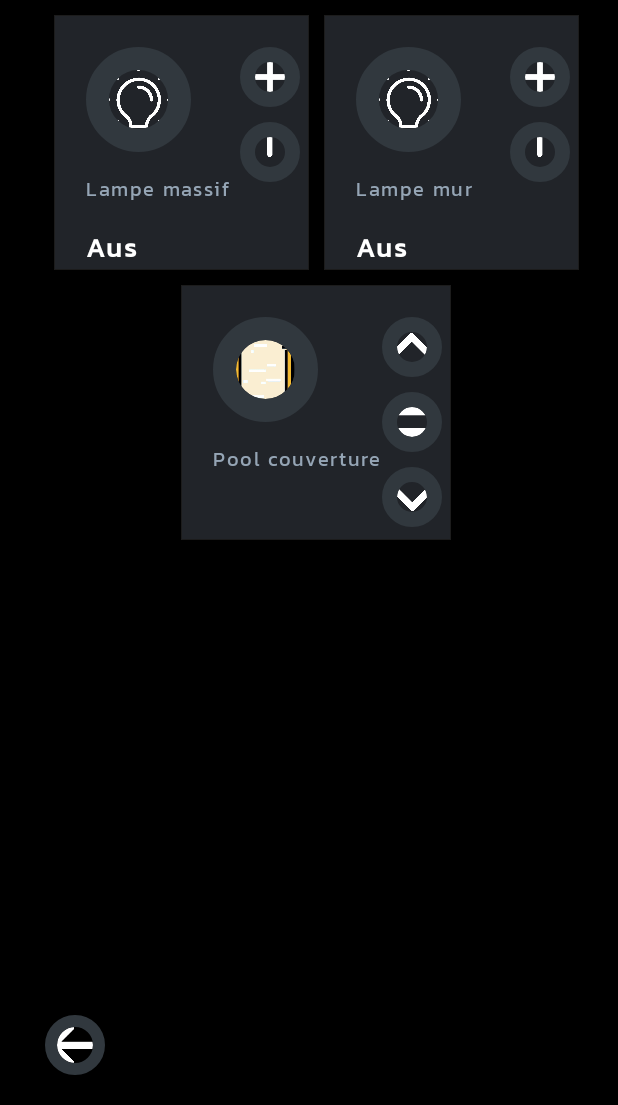
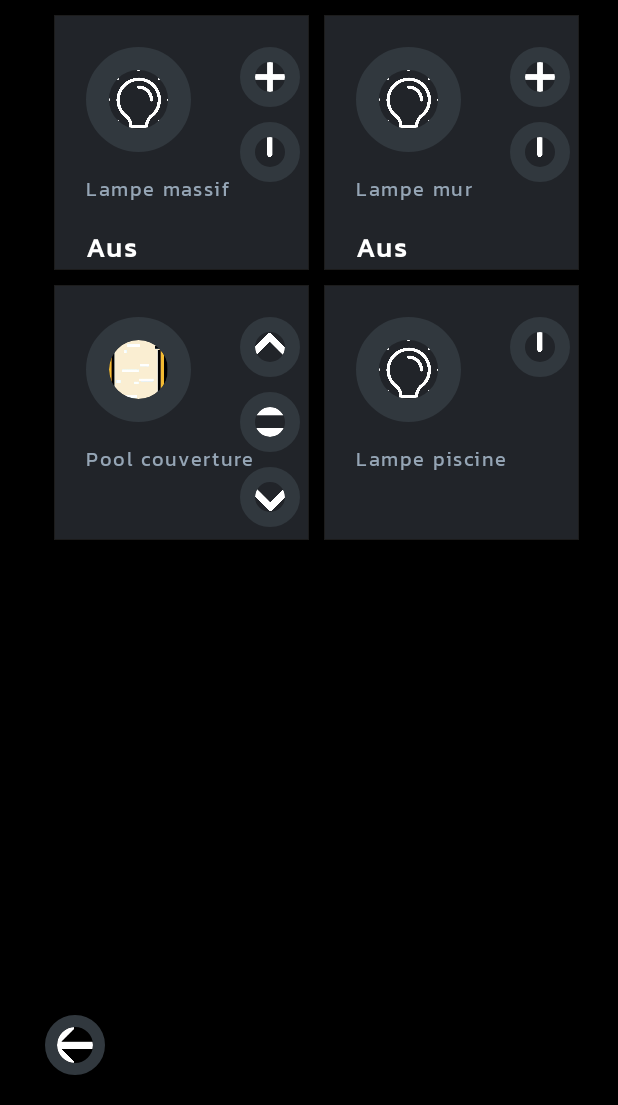
Before and after one commit to hoyer77/SmartHome2, an Android app: the fragment Pool placed in its activity, on a phone screen of 412 x 824 dp, the part 131-1236 px from its top. Run offline under Robolectric (Android 15) with nearby library versions, the phone set to English and light mode, and no system bars; our stand-ins replace CircleImageView, Volley; network calls fail; 4 statements that could not run were skipped.

Commit message:
Pool Lampe integriert

```diff
--- a/app/src/main/res/layout-land/fragment_pool.xml
+++ b/app/src/main/res/layout-land/fragment_pool.xml
@@ -423,6 +423,89 @@
 
                     </TableRow>
 
+                    <TableRow
+                        android:layout_width="match_parent"
+                        android:layout_height="match_parent"
+                        android:layout_marginTop="10dp"
+                        android:gravity="center_horizontal">
+
+                        <androidx.cardview.widget.CardView
+                            android:layout_width="180dp"
+                            android:layout_height="180dp"
+                            android:layout_marginLeft="20dp"
+                            android:layout_marginTop="10dp"
+                            app:cardBackgroundColor="#1C1C1C"
+                            app:cardCornerRadius="0dp"
+                            app:contentPadding="1px">
+
+                            <androidx.cardview.widget.CardView
+                                android:layout_width="match_parent"
+                                android:layout_height="match_parent"
+                                android:layout_gravity="center"
+                                app:cardBackgroundColor="#212429"
+                                app:cardCornerRadius="0dp"
+                                app:contentPadding="5dp">
+
+                                <RelativeLayout
+                                    android:layout_width="match_parent"
+                                    android:layout_height="match_parent"
+                                    android:paddingLeft="15dp">
+
+                                    <!-- Add your UI elements -->
+                                    <RelativeLayout
+                                        android:layout_width="match_parent"
+                                        android:layout_height="match_parent"
+                                        android:gravity="right"
+                                        android:paddingTop="15dp">
+
+                                        <de.hdodenhof.circleimageview.CircleImageView
+                                            android:id="@+id/pool_lampe_onoff"
+                                            android:layout_width="40dp"
+                                            android:layout_height="40dp"
+                                            android:src="@drawable/onoff"
+                                            app:civ_border_color="#31383e"
+                                            app:civ_border_width="10dp"
+                                            app:civ_circle_background_color="#31383e" />
+
+                                    </RelativeLayout>
+
+
+                                    <TextView
+                                        android:id="@+id/text_pool_lampe"
+                                        android:layout_width="wrap_content"
+                                        android:layout_height="wrap_content"
+                                        android:fontFamily="@font/kanitfont"
+                                        android:letterSpacing="0.08"
+                                        android:paddingTop="100dp"
+                                        android:text="Lampe piscine"
+                                        android:textColor="#95a5b5"
+                                        android:textSize="13sp" />
+
+                                    <RelativeLayout
+                                        android:layout_width="match_parent"
+                                        android:layout_height="match_parent"
+                                        android:paddingTop="15dp">
+
+                                        <de.hdodenhof.circleimageview.CircleImageView
+                                            android:id="@+id/pool_lampe"
+                                            android:layout_width="70dp"
+                                            android:layout_height="70dp"
+                                            android:src="@drawable/lampe_aus"
+                                            app:civ_border_color="#31383e"
+                                            app:civ_border_width="15dp"
+                                            app:civ_circle_background_color="#31383e" />
+                                    </RelativeLayout>
+
+
+                                </RelativeLayout>
+
+
+                            </androidx.cardview.widget.CardView>
+
+                        </androidx.cardview.widget.CardView>
+
+                    </TableRow>
+
                 </TableLayout>
 
             </LinearLayout>
--- a/app/src/main/res/layout/fragment_pool.xml
+++ b/app/src/main/res/layout/fragment_pool.xml
@@ -325,6 +325,7 @@
                         <androidx.cardview.widget.CardView
                             android:layout_width="170dp"
                             android:layout_height="170dp"
+                            android:layout_marginLeft="10dp"
                             android:layout_marginTop="10dp"
                             app:cardBackgroundColor="#1C1C1C"
                             app:cardCornerRadius="0dp"
@@ -430,6 +431,82 @@
 
                         </androidx.cardview.widget.CardView>
 
+                        <androidx.cardview.widget.CardView
+                            android:layout_width="170dp"
+                            android:layout_height="170dp"
+                            android:layout_marginLeft="10dp"
+                            android:layout_marginTop="10dp"
+                            android:layout_marginRight="10dp"
+                            app:cardBackgroundColor="#1C1C1C"
+                            app:cardCornerRadius="0dp"
+                            app:contentPadding="1px">
+
+                            <androidx.cardview.widget.CardView
+                                android:layout_width="match_parent"
+                                android:layout_height="match_parent"
+                                android:layout_gravity="center"
+                                app:cardBackgroundColor="#212429"
+                                app:cardCornerRadius="0dp"
+                                app:contentPadding="5dp">
+
+                                <RelativeLayout
+                                    android:layout_width="match_parent"
+                                    android:layout_height="match_parent"
+                                    android:paddingLeft="15dp">
+
+                                    <!-- Add your UI elements -->
+                                    <RelativeLayout
+                                        android:layout_width="match_parent"
+                                        android:layout_height="match_parent"
+                                        android:gravity="right"
+                                        android:paddingTop="15dp">
+
+                                        <de.hdodenhof.circleimageview.CircleImageView
+                                            android:id="@+id/pool_lampe_onoff"
+                                            android:layout_width="40dp"
+                                            android:layout_height="40dp"
+                                            android:src="@drawable/onoff"
+                                            app:civ_border_color="#31383e"
+                                            app:civ_border_width="10dp"
+                                            app:civ_circle_background_color="#31383e" />
+
+                                    </RelativeLayout>
+
+
+                                    <TextView
+                                        android:id="@+id/text_pool_lampe"
+                                        android:layout_width="wrap_content"
+                                        android:layout_height="wrap_content"
+                                        android:fontFamily="@font/kanitfont"
+                                        android:letterSpacing="0.08"
+                                        android:paddingTop="100dp"
+                                        android:text="Lampe piscine"
+                                        android:textColor="#95a5b5"
+                                        android:textSize="13sp" />
+
+                                    <RelativeLayout
+                                        android:layout_width="match_parent"
+                                        android:layout_height="match_parent"
+                                        android:paddingTop="15dp">
+
+                                        <de.hdodenhof.circleimageview.CircleImageView
+                                            android:id="@+id/pool_lampe"
+                                            android:layout_width="70dp"
+                                            android:layout_height="70dp"
+                                            android:src="@drawable/lampe_aus"
+                                            app:civ_border_color="#31383e"
+                                            app:civ_border_width="15dp"
+                                            app:civ_circle_background_color="#31383e" />
+                                    </RelativeLayout>
+
+
+                                </RelativeLayout>
+
+
+                            </androidx.cardview.widget.CardView>
+
+                        </androidx.cardview.widget.CardView>
+
                     </TableRow>
 
                 </TableLayout>
```
Also changed, not shown: app/src/main/java/com/smarthome/Pool.java (+67 -98 lines), app/src/main/java/com/smarthome/requester/ShellyRequester.java (+96 -0 lines).
